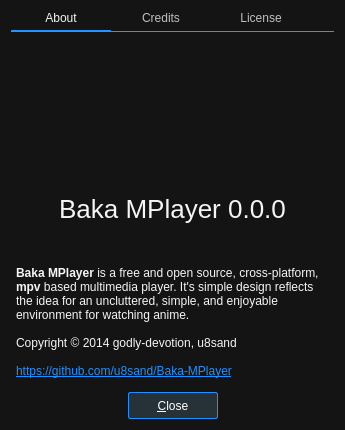
First picture: the form in Baka MPlayer/ui/aboutdialog.ui, repository u8sand/Baka-MPlayer, before the edit.
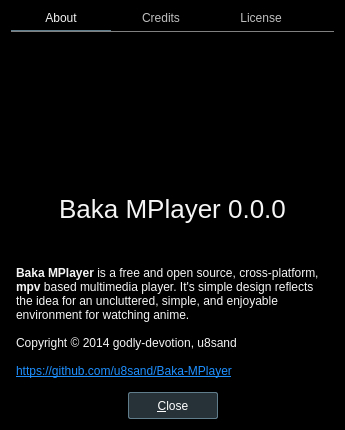
Second picture: the form after the edit. Icons and pictures are not drawn.

```diff
--- a/Baka MPlayer/ui/aboutdialog.ui
+++ b/Baka MPlayer/ui/aboutdialog.ui
@@ -15,7 +15,7 @@
   </property>
   <property name="styleSheet">
    <string notr="true">QWidget {
-	background: #141414;
+	background: black;
 	color: whitesmoke;
 	font: 12px &quot;Open Sans&quot;;
 }
@@ -78,7 +78,7 @@
     padding-bottom: 5px;
 }
 QTabBar::tab:selected {
-    border-bottom: 1px solid dodgerblue;
+    border-bottom: 1px solid #607d8b;
 }
 QTabBar::tab:!selected {
 	color: silver;
@@ -271,7 +271,7 @@
         <string notr="true">QPushButton {
     background: #263238;
 	color: white;
-	border: 1px solid dodgerblue;
+	border: 1px solid #607d8b;
 	border-radius: 2px;
     min-width: 88px;
 	min-height: 25px;
```
Left out of the diff: 2 changed lines with no effect on the pictures.
